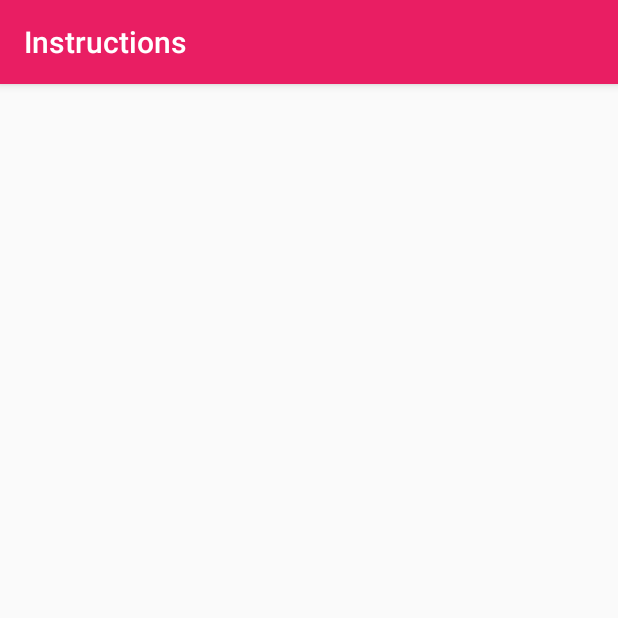
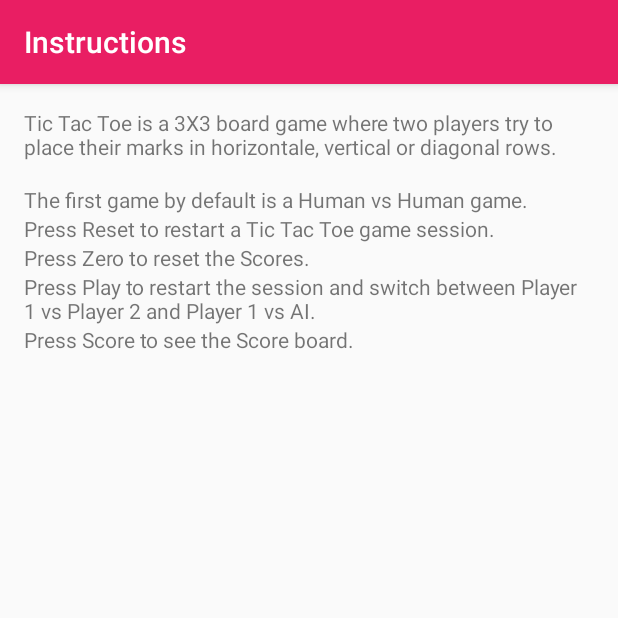
Before and after one commit to thaivuN/TicTacToeAndroid, an Android app: the HelpActivity screen opened directly, with no data from a screen before it, on a phone screen of 412 x 824 dp, the top half of it. Run offline under Robolectric (Android 15) with nearby library versions, the phone set to English and light mode, and no system bars.

Commit message:
Updated Layout and Class for Help and Score

```diff
--- a/app/src/main/res/layout/activity_main.xml
+++ b/app/src/main/res/layout/activity_main.xml
@@ -132,7 +132,7 @@
                 android:layout_height="wrap_content"
                 android:layout_weight="1"
                 android:text="@string/reset"
-                android:onClick="resetGame"/>
+                android:onClick="resetGame" />
 
             <Button
                 android:id="@+id/help"
--- a/app/src/main/res/layout/helpactivity_main.xml
+++ b/app/src/main/res/layout/helpactivity_main.xml
@@ -12,4 +12,34 @@
 
 
 
+    <TextView
+        android:layout_width="wrap_content"
+        android:layout_height="wrap_content"
+        android:text="@string/help_text1"
+        android:layout_marginBottom="@dimen/activity_vertical_margin"/>
+
+    <TextView
+        android:id="@+id/help_text"
+        android:layout_width="wrap_content"
+        android:layout_height="wrap_content"
+        android:text="@string/help_text2"/>
+
+    <TextView
+        android:layout_width="wrap_content"
+        android:layout_height="wrap_content"
+        android:text="@string/help_text3"/>
+
+    <TextView
+        android:layout_width="wrap_content"
+        android:layout_height="wrap_content"
+        android:text="@string/help_text4"/>
+    <TextView
+        android:layout_width="wrap_content"
+        android:layout_height="wrap_content"
+        android:text="@string/help_text5"/>
+    <TextView
+        android:layout_width="wrap_content"
+        android:layout_height="wrap_content"
+        android:text="@string/help_text6"/>
+
 </LinearLayout>
--- a/app/src/main/res/values/dimens.xml
+++ b/app/src/main/res/values/dimens.xml
@@ -2,4 +2,8 @@
     <!-- Default screen margins, per the Android Design guidelines. -->
     <dimen name="activity_horizontal_margin">16dp</dimen>
     <dimen name="activity_vertical_margin">16dp</dimen>
+    <dimen name="tl_land_margin_right">50dp</dimen>
+    <dimen name="tl_land_margin_left">50dp</dimen>
+    <dimen name="tl_land_btn_margin_left">16dp</dimen>
+    <dimen name="tl_land_btn_margin_right">16dp</dimen>
 </resources>
--- a/app/src/main/res/values/strings.xml
+++ b/app/src/main/res/values/strings.xml
@@ -11,4 +11,10 @@
     <string name="descriptAI">You are playing against the AI</string>
     <string name="title_help">Instructions</string>
     <string name="title_score">Scores</string>
+    <string name="help_text1">Tic Tac Toe is a 3X3 board game where two players try to place their marks in horizontale, vertical or diagonal rows.</string>
+    <string name="help_text2">The first game by default is a Human vs Human game.</string>
+    <string name="help_text3">Press Reset to restart a Tic Tac Toe game session.</string>
+    <string name="help_text4">Press Zero to reset the Scores.</string>
+    <string name="help_text5">Press Play to restart the session and switch between Player 1 vs Player 2 and Player 1 vs AI.</string>
+    <string name="help_text6">Press Score to see the Score board.</string>
 </resources>
```
Also changed, not shown: app/src/main/res/layout-land/activity_main.xml (+4 -4 lines), app/src/main/res/layout/scoreactivity_main.xml (+9 -0 lines).
